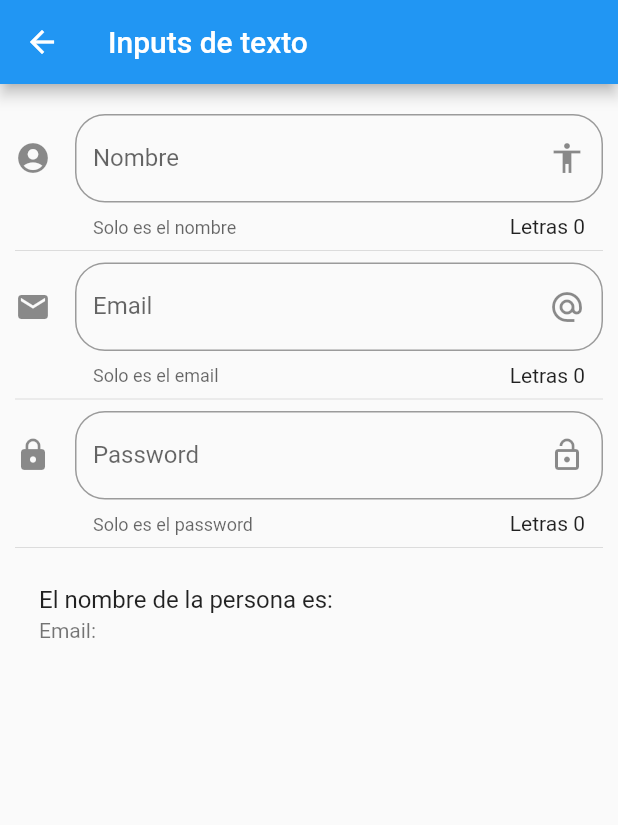
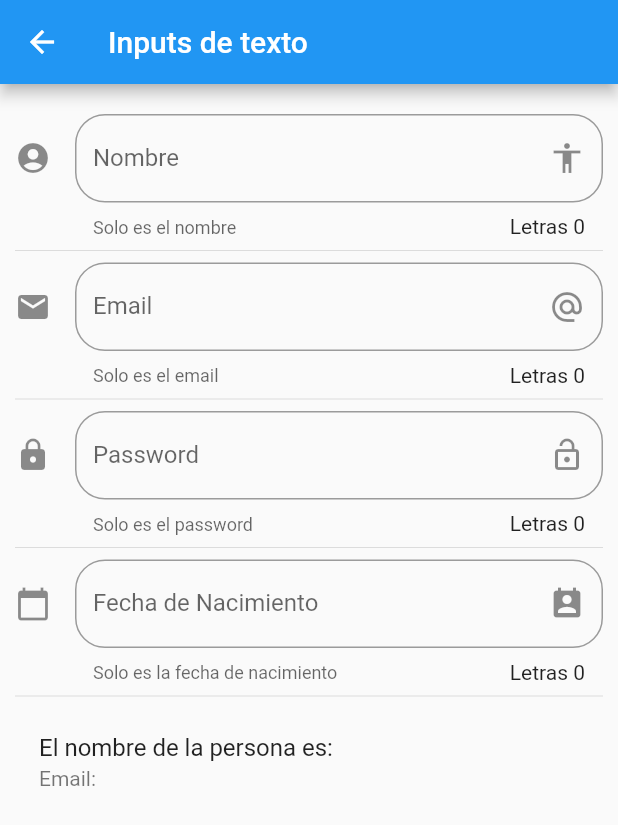
Before and after one commit to lrangelc/fluttercomponentes, a Flutter app: the screen it shows after launch, after a tap on "Inputs", on a phone screen of 412 x 824 dp. Shown: the top 825 px of the screen. Run offline on Flutter 3.47's test engine with Material 2 defaults, Android fonts, the phone set to English and light mode, and no system bars; network calls fail.

```diff
--- a/lib/main.dart
+++ b/lib/main.dart
@@ -1,4 +1,6 @@
 import 'package:flutter/material.dart';
+import 'package:flutter_localizations/flutter_localizations.dart';
+// import 'package:flutter_cupertino_localizations/flutter_cupertino_localizations.dart';
 
 import 'package:componentes/src/routes/routes.dart';
 import 'package:componentes/src/pages/alert_page.dart';
@@ -19,6 +21,16 @@ class MyApp extends StatelessWidget {
         return MaterialPageRoute(
             builder: (BuildContext context) => AlertPage());
       },
+      localizationsDelegates: [
+        // ... app-specific localization delegate[s] here
+        GlobalMaterialLocalizations.delegate,
+        GlobalWidgetsLocalizations.delegate,
+        // GlobalCupertinoLocalizations.delegate,
+      ],
+      supportedLocales: [
+        const Locale('en'), // English
+        const Locale('es'), // Hebrew
+      ],
     );
   }
 }
--- a/lib/src/pages/input_page.dart
+++ b/lib/src/pages/input_page.dart
@@ -11,6 +11,9 @@ class _InputPageState extends State<InputPage> {
   String _nombre = '';
   String _email = '';
   String _password = '';
+  String _fecha = '';
+
+TextEditingController _inputfieldDateController = new TextEditingController();
 
   @override
   Widget build(BuildContext context) {
@@ -25,7 +28,9 @@ class _InputPageState extends State<InputPage> {
           Divider(),
           _crearEmail(),
           Divider(),
-           _crearPassword(),
+          _crearPassword(),
+          Divider(),
+          _crearFecha(context),
           Divider(),
           _crearPersona()
         ],
@@ -72,7 +77,7 @@ class _InputPageState extends State<InputPage> {
     );
   }
 
-Widget _crearPassword() {
+  Widget _crearPassword() {
     return TextField(
       obscureText: true,
       decoration: InputDecoration(
@@ -90,10 +95,45 @@ Widget _crearPassword() {
       },
     );
   }
+
+  Widget _crearFecha(BuildContext context) {
+    return TextField(
+      enableInteractiveSelection: false,
+      controller: _inputfieldDateController,
+      decoration: InputDecoration(
+          border: OutlineInputBorder(borderRadius: BorderRadius.circular(20)),
+          counter: Text('Letras ${_password.length}'),
+          hintText: 'Fecha de Nacimiento',
+          labelText: 'Fecha de Nacimiento',
+          helperText: 'Solo es la fecha de nacimiento',
+          suffixIcon: Icon(Icons.perm_contact_calendar),
+          icon: Icon(Icons.calendar_today)),
+      onTap: () {
+        FocusScope.of(context).requestFocus(new FocusNode());
+        _selectDate(context);
+      },
+    );
+  }
+
   Widget _crearPersona() {
     return ListTile(
       title: Text('El nombre de la persona es: $_nombre'),
       subtitle: Text('Email: $_email'),
     );
   }
+
+  _selectDate(BuildContext context) async {
+    DateTime picked = await showDatePicker(
+        context: context,
+        initialDate: new DateTime.now(),
+        firstDate: new DateTime(DateTime.now().year-100),
+        lastDate: new DateTime(DateTime.now().year+1),
+        locale: Locale('es'));
+    if (picked != null) {
+      setState(() {
+        _fecha = picked.toString();
+        _inputfieldDateController.text = _fecha;
+      });
+    }
+  }
 }
--- a/pubspec.yaml
+++ b/pubspec.yaml
@@ -19,6 +19,9 @@ environment:
 dependencies:
   flutter:
     sdk: flutter
+  flutter_localizations:
+    sdk: flutter
+  flutter_cupertino_localizations: ^1.0.1
 
   # The following adds the Cupertino Icons font to your application.
   # Use with the CupertinoIcons class for iOS style icons.
```
Also changed, not shown: pubspec.lock.
